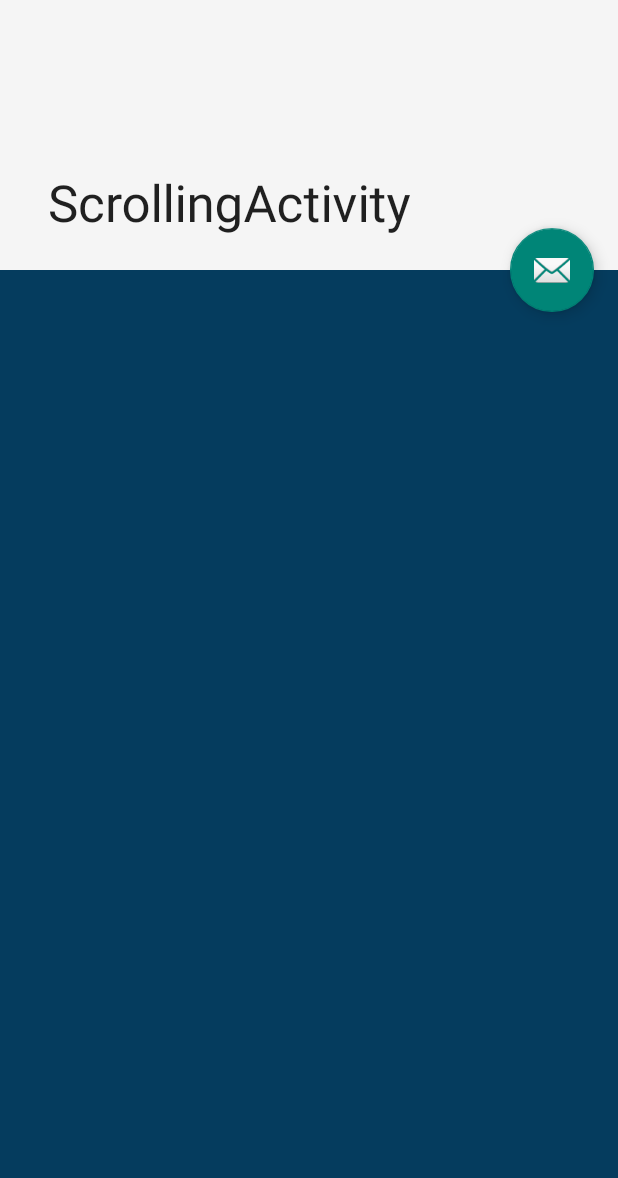
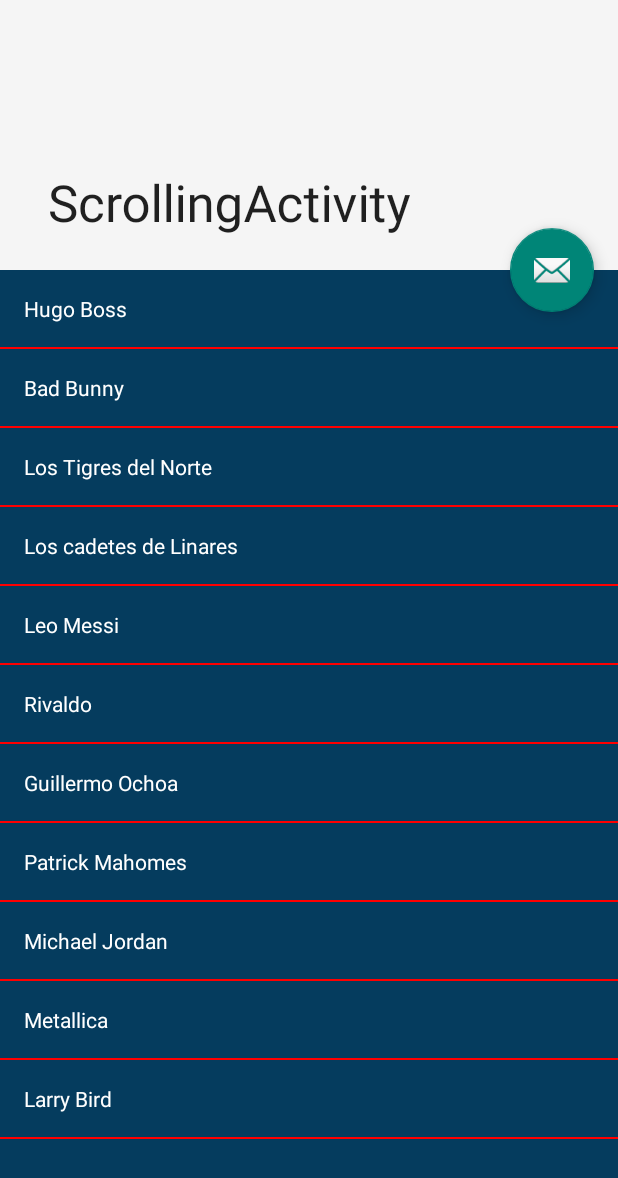
Before and after one commit to jebarfig21/LoginAct, an Android app: the ScrollingActivity screen opened directly, with no data from a screen before it, on a phone screen of 412 x 824 dp. Shown: the top 1178 px of the screen. Run offline under Robolectric (Android 15) with nearby library versions, the phone set to English and light mode, and no system bars; network calls fail; 2 statements that could not run were skipped.

Commit message:
Practica 5 - List View- TERMINADA

```diff
--- a/app/src/main/java/com/example/loginact/ui/login/ScrollingActivity.java
+++ b/app/src/main/java/com/example/loginact/ui/login/ScrollingActivity.java
@@ -1,5 +1,6 @@
 package com.example.loginact.ui.login;
 
+import android.annotation.SuppressLint;
 import android.content.Intent;
 import android.os.Bundle;
 
@@ -11,25 +12,73 @@
 import androidx.appcompat.widget.Toolbar;
 
 import android.view.View;
+import android.widget.AdapterView;
+import android.widget.ArrayAdapter;
+import android.widget.ListView;
 import android.widget.TextView;
+import android.widget.Toast;
+
+import java.util.ArrayList;
 
 public class ScrollingActivity extends AppCompatActivity {
-
+    private ListView listView;
+    @SuppressLint("WrongViewCast")
     @Override
     protected void onCreate(Bundle savedInstanceState) {
         super.onCreate(savedInstanceState);
         setContentView(R.layout.activity_scrolling);
         Toolbar toolbar = (Toolbar) findViewById(R.id.toolbar);
         setSupportActionBar(toolbar);
-
         // Get the Intent that started this activity and extract the string
         Intent intent = getIntent();
         String message = intent.getStringExtra(LoginActivity.EXTRA_MESSAGE);
 
+        //Pasamos el mensaje a una list de mensajes
+        ArrayList<String> listaMensaje = new ArrayList<String>();
+        String[] arrayMensaje = message.split(" ");
+        for (int x=0; x<arrayMensaje.length; x++) {
+            listaMensaje.add(arrayMensaje[x]);
+        }
+
+        //Mensajes Aleorios para probar el scrolling Activity
+        listaMensaje.add("Vicente Fernandez");
+        listaMensaje.add("Hugo Boss");
+        listaMensaje.add("Bad Bunny");
+        listaMensaje.add("Los Tigres del Norte");
+        listaMensaje.add("Los cadetes de Linares");
+        listaMensaje.add("Leo Messi");
+        listaMensaje.add("Rivaldo");
+        listaMensaje.add("Guillermo Ochoa");
+        listaMensaje.add("Patrick Mahomes");
+        listaMensaje.add("Michael Jordan");
+        listaMensaje.add("Metallica");
+        listaMensaje.add("Larry Bird");
+        listaMensaje.remove(0);
+
+
+
+
         // Capture the layout's TextView and set the string as its text
-        TextView textView = findViewById(R.id.requestMsg);
-        textView.setText(message);
+        //TextView textView = findViewById(R.id.requestMsg);
+        //textView.setText(message);
 
+        listView = (ListView)findViewById(R.id.simpleListView);
+
+        ArrayAdapter<String> arrayAdapter = new ArrayAdapter<String>(
+                this,
+                R.layout.activity_listview,
+                R.id.textView,
+                listaMensaje );
+
+        listView.setAdapter(arrayAdapter);
+        listView.setOnItemClickListener(new AdapterView.OnItemClickListener() {
+            public void onItemClick(AdapterView<?> parent, View view,
+                                    int position, long id) {
+                String selectedFromList = listView.getItemAtPosition(position).toString().trim();
+                Toast.makeText(getApplicationContext(),selectedFromList, Toast.LENGTH_LONG).show();
+            }
+        });
+        //
 
         FloatingActionButton fab = (FloatingActionButton) findViewById(R.id.fab);
         fab.setOnClickListener(new View.OnClickListener() {
--- /dev/null
+++ b/app/src/main/res/layout/activity_listview.xml
@@ -0,0 +1,15 @@
+<?xml version="1.0" encoding="utf-8"?>
+<LinearLayout xmlns:android="http://schemas.android.com/apk/res/android"
+    android:layout_width="match_parent"
+    android:layout_height="match_parent"
+    android:orientation="vertical">
+
+    <TextView
+        android:id="@+id/textView"
+        android:layout_width="fill_parent"
+        android:layout_height="wrap_content"
+        android:layout_gravity="center"
+        android:padding="@dimen/activity_horizontal_margin"
+        android:textColor="#FFFFFF" />
+
+</LinearLayout>
--- a/app/src/main/res/layout/activity_scrolling.xml
+++ b/app/src/main/res/layout/activity_scrolling.xml
@@ -44,4 +44,14 @@
         app:layout_anchorGravity="bottom|end"
         app:srcCompat="@android:drawable/ic_dialog_email" />
 
+    <ListView
+        android:id="@+id/simpleListView"
+        android:layout_width="match_parent"
+        android:layout_height="match_parent"
+        android:divider="#f00"
+        android:dividerHeight="1dp"
+        android:listSelector="@color/colorPrimary"
+        tools:context=".ui.login.ScrollingActivity"
+        android:layout_marginTop="180dp"/>
+
 </androidx.coordinatorlayout.widget.CoordinatorLayout>
```
